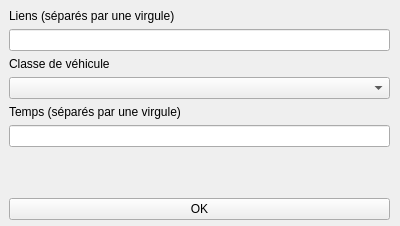
AureClai/qstream, file qstream/forms/ML_widget.ui: the form before one commit.
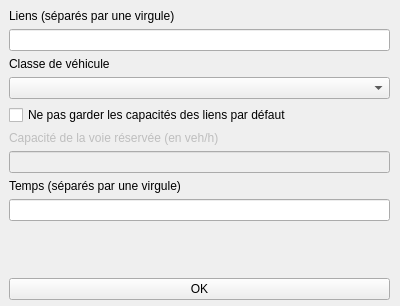
The form after the commit.

Commit message: Add : Possibilité de changer la capacité d'une voie reservée

Diff of the .ui file:
```diff
--- a/qstream/forms/ML_widget.ui
+++ b/qstream/forms/ML_widget.ui
@@ -7,7 +7,7 @@
     <x>0</x>
     <y>0</y>
     <width>400</width>
-    <height>226</height>
+    <height>306</height>
    </rect>
   </property>
   <property name="windowTitle">
@@ -19,7 +19,7 @@
      <x>9</x>
      <y>9</y>
      <width>381</width>
-     <height>211</height>
+     <height>291</height>
     </rect>
    </property>
    <layout class="QVBoxLayout" name="verticalLayout">
@@ -43,6 +43,34 @@
     <item>
      <widget class="QComboBox" name="class_CB"/>
     </item>
+    <item>
+     <layout class="QHBoxLayout" name="horizontalLayout">
+      <item>
+       <widget class="QCheckBox" name="keep_check">
+        <property name="text">
+         <string>Ne pas garder les capacités des liens par défaut</string>
+        </property>
+       </widget>
+      </item>
+     </layout>
+    </item>
+    <item>
+     <widget class="QLabel" name="capa_label">
+      <property name="enabled">
+       <bool>false</bool>
+      </property>
+      <property name="text">
+       <string>Capacité de la voie réservée (en veh/h)</string>
+      </property>
+     </widget>
+    </item>
+    <item>
+     <widget class="QLineEdit" name="capacity_LE">
+      <property name="enabled">
+       <bool>false</bool>
+      </property>
+     </widget>
+    </item>
     <item>
      <widget class="QLabel" name="label_3">
       <property name="text">
```
The commit also changes 7 other files.
